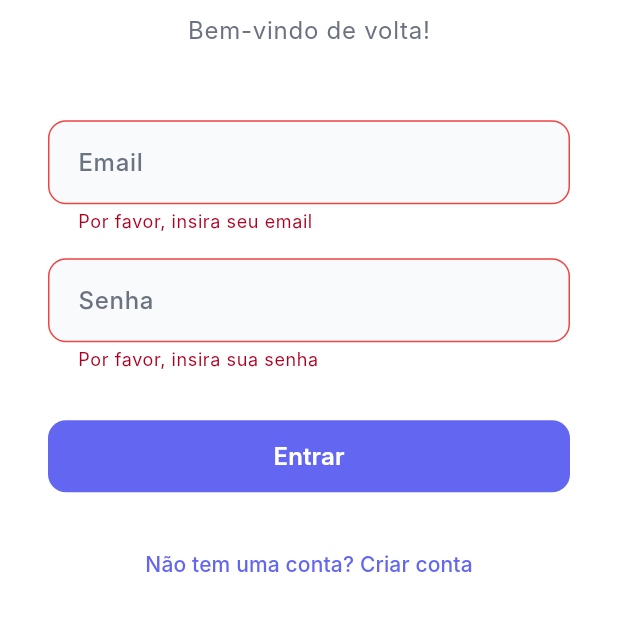
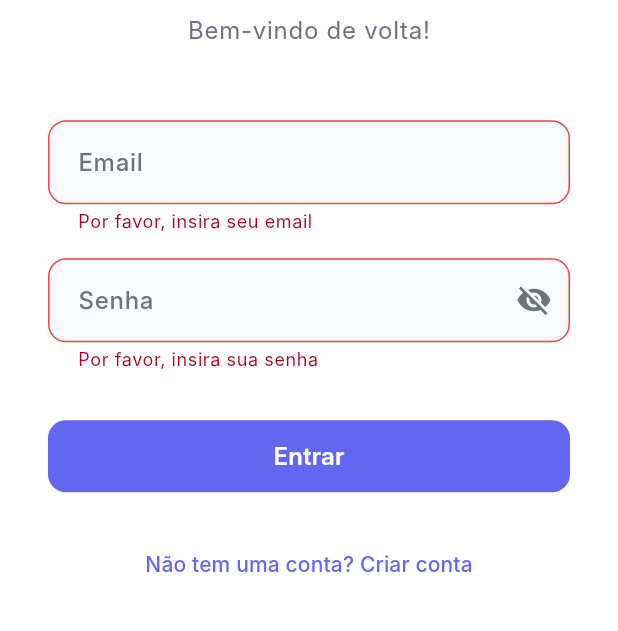
Before and after one commit to Mathyess/app-mensagens, a Flutter app: the screen it shows after launch, after a tap on "Entrar", on a phone screen of 412 x 824 dp, the part 428-1059 px from its top. Run offline on Flutter 3.47's test engine with Material 3 defaults, Android fonts, the phone set to English and light mode, and no system bars; our stand-ins replace flutter_dotenv, image_picker, package_info_plus, supabase_flutter; accounts and stored records are empty; Roboto replaces fonts that are missing (Inter).

Commit message:
Fix: arrumando mensagens na pagina de login
Antes dava que deu erro na criação de conta, agora caso o email seja enviado para confirmar ele envia a mensagem correta

```diff
--- a/lib/screens/login_screen.dart
+++ b/lib/screens/login_screen.dart
@@ -16,6 +16,7 @@ class _LoginScreenState extends State<LoginScreen> {
   final _nameController = TextEditingController();
   bool _isLogin = true;
   bool _isLoading = false;
+  bool _obscurePassword = true;
 
   @override
   void dispose() {
@@ -50,6 +51,49 @@ class _LoginScreenState extends State<LoginScreen> {
     } catch (e) {
       if (mounted) {
         final errorMessage = e.toString().replaceFirst('Exception: ', '');
+
+        // Verificar se é o caso especial de confirmação de email
+        if (errorMessage == 'CONFIRM_EMAIL') {
+          ScaffoldMessenger.of(context).showSnackBar(
+            SnackBar(
+              content: Row(
+                children: [
+                  Icon(Icons.email_outlined, color: Colors.white),
+                  const SizedBox(width: 12),
+                  Expanded(
+                    child: Column(
+                      crossAxisAlignment: CrossAxisAlignment.start,
+                      mainAxisSize: MainAxisSize.min,
+                      children: [
+                        const Text(
+                          'Conta criada com sucesso!',
+                          style: TextStyle(fontSize: 14, fontWeight: FontWeight.w600),
+                        ),
+                        const SizedBox(height: 4),
+                        const Text(
+                          'Verifique seu email e clique no link para confirmar sua conta.',
+                          style: TextStyle(fontSize: 13),
+                        ),
+                      ],
+                    ),
+                  ),
+                ],
+              ),
+              backgroundColor: Colors.green.shade600,
+              behavior: SnackBarBehavior.floating,
+              shape: RoundedRectangleBorder(
+                borderRadius: BorderRadius.circular(10),
+              ),
+              duration: const Duration(seconds: 8),
+              action: SnackBarAction(
+                label: 'OK',
+                textColor: Colors.white,
+                onPressed: () {},
+              ),
+            ),
+          );
+        } else {
+          // Erro normal
           ScaffoldMessenger.of(context).showSnackBar(
             SnackBar(
               content: Row(
@@ -77,6 +121,7 @@ class _LoginScreenState extends State<LoginScreen> {
               ),
             ),
           );
+        }
       }
     } finally {
       if (mounted) {
@@ -168,10 +213,9 @@ class _LoginScreenState extends State<LoginScreen> {
                         },
                       ),
                       const SizedBox(height: 16),
-                      _buildSimpleTextField(
+                      _buildPasswordTextField(
                         controller: _passwordController,
                         label: 'Senha',
-                        obscureText: true,
                         validator: (value) {
                           if (value == null || value.isEmpty) {
                             return 'Por favor, insira sua senha';
@@ -297,4 +341,67 @@ class _LoginScreenState extends State<LoginScreen> {
       ),
     );
   }
+
+  Widget _buildPasswordTextField({
+    required TextEditingController controller,
+    required String label,
+    String? Function(String?)? validator,
+  }) {
+    return TextFormField(
+      controller: controller,
+      obscureText: _obscurePassword,
+      validator: validator,
+      style: Theme.of(context).textTheme.bodyLarge,
+      decoration: InputDecoration(
+        labelText: label,
+        labelStyle: const TextStyle(
+          color: Color(0xFF6B7280),
+          fontWeight: FontWeight.w500,
+        ),
+        filled: true,
+        fillColor: const Color(0xFFF9FAFB),
+        border: OutlineInputBorder(
+          borderRadius: BorderRadius.circular(12),
+          borderSide: const BorderSide(color: Color(0xFFE5E7EB)),
+        ),
+        enabledBorder: OutlineInputBorder(
+          borderRadius: BorderRadius.circular(12),
+          borderSide: const BorderSide(color: Color(0xFFE5E7EB)),
+        ),
+        focusedBorder: OutlineInputBorder(
+          borderRadius: BorderRadius.circular(12),
+          borderSide: const BorderSide(
+            color: Color(0xFF6366F1),
+            width: 2,
+          ),
+        ),
+        errorBorder: OutlineInputBorder(
+          borderRadius: BorderRadius.circular(12),
+          borderSide: const BorderSide(color: Color(0xFFEF4444)),
+        ),
+        focusedErrorBorder: OutlineInputBorder(
+          borderRadius: BorderRadius.circular(12),
+          borderSide: const BorderSide(
+            color: Color(0xFFEF4444),
+            width: 2,
+          ),
+        ),
+        contentPadding: const EdgeInsets.symmetric(
+          horizontal: 16,
+          vertical: 16,
+        ),
+        suffixIcon: IconButton(
+          icon: Icon(
+            _obscurePassword ? Icons.visibility_off : Icons.visibility,
+            color: const Color(0xFF6B7280),
+          ),
+          onPressed: () {
+            setState(() {
+              _obscurePassword = !_obscurePassword;
+            });
+          },
+        ),
+      ),
+    );
   }
+}
--- a/lib/services/supabase_service.dart
+++ b/lib/services/supabase_service.dart
@@ -52,7 +52,24 @@ class SupabaseService {
         password: password,
       );
 
+      // Se o usuário foi criado mas precisa confirmar email
+      if (response.user != null && response.session == null) {
+        // Criar perfil mesmo sem sessão ativa
+        try {
+          await _client.from('profiles').insert({
+            'id': response.user!.id,
+            'name': name,
+          });
+        } catch (e) {
+          // Ignorar erro se o perfil já existe
+          print('Perfil já existe ou erro ao criar: $e');
+        }
 
+        // Lançar exceção especial para confirmação de email
+        throw Exception('CONFIRM_EMAIL');
+      }
+
+      // Se chegou aqui, o usuário foi criado e já está logado
       if (response.user != null) {
         await _client.from('profiles').insert({
           'id': response.user!.id,
@@ -62,6 +79,9 @@ class SupabaseService {
 
       return response;
     } catch (e) {
+      if (e.toString().contains('CONFIRM_EMAIL')) {
+        throw Exception('CONFIRM_EMAIL');
+      }
       throw Exception(_getAuthErrorMessage(e));
     }
   }
```
Also changed, not shown: 1 other file. Lines whose indentation alone changed are shown as unchanged.
